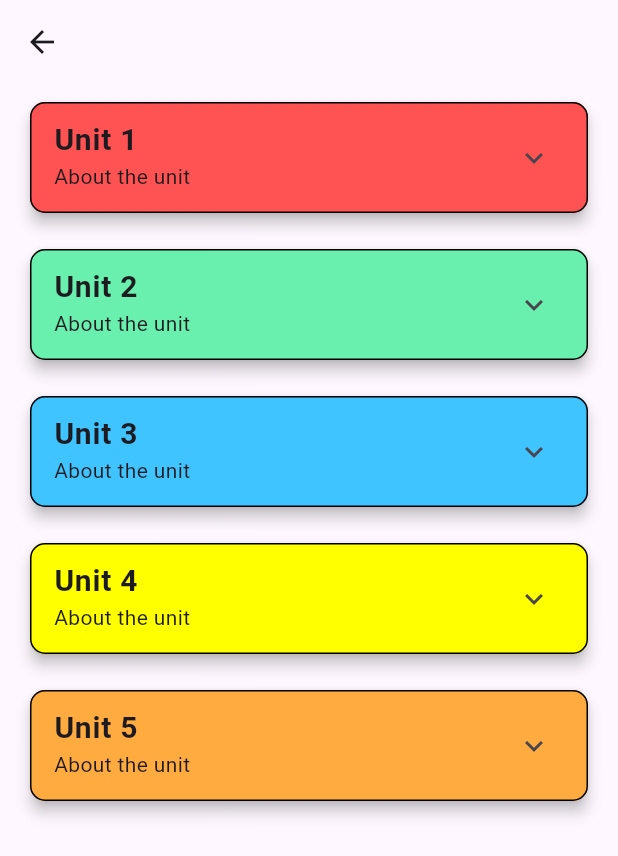
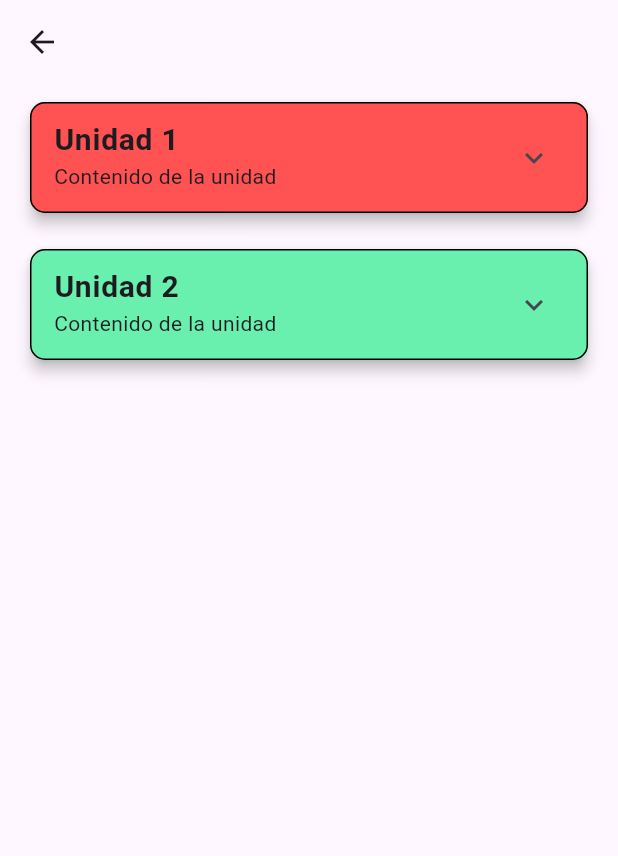
Before and after one commit to AugmentedFocus/AugmentedFocus, a Flutter app: the UnitsScreen screen opened directly with empty values, on a phone screen of 412 x 824 dp. Shown: the top 856 px of the screen. Run offline on Flutter 3.47's test engine with Material 3 defaults, Android fonts, the phone set to English and light mode, and no system bars; our stand-ins replace flutter_riverpod; missing offline and left inert: arcore_flutter_plugin.

Commit message:
Updated units_screen

```diff
--- a/lib/screens/courses/units_screen.dart
+++ b/lib/screens/courses/units_screen.dart
@@ -10,30 +10,15 @@ class UnitsScreen extends StatelessWidget {
 
   @override
   Widget build(BuildContext context) {
-    final List<String> units = ["Unit 1", "Unit 2", "Unit 3", "Unit 4", "Unit 5"];
+    final List<String> units = ["Unidad 1", "Unidad 2"];
     final Map<String, List<String>> topicsByUnit = {
-      "Unit 1": ["Topic 1", "Topic 2", "Topic 3", "Topic 4"],
-      "Unit 2": ["Topic 1", "Topic 2", "Topic 3"],
-      "Unit 3": ["Topic 1", "Topic 2"],
-      "Unit 4": ["Topic 1", "Topic 2", "Topic 3", "Topic 4"],
-      "Unit 5": ["Topic 1", "Topic 2", "Topic 3"],
-    };
-    final Map<String, List<String>> activitiesByTopic = {
-      "Topic 1": ["Activity 1", "Activity 2", "Activity 3", "Activity 4"],
-      "Topic 2": ["Activity 1", "Activity 2"],
-      "Topic 3": ["Activity 1", "Activity 2", "Activity 3"],
-      "Topic 4": ["Activity 1", "Activity 2", "Activity 3", "Activity 4"],
+      "Unidad 1": ["Sistema solar"],
+      "Unidad 2": ["Álgebra"],
     };
 
     final List<Color> colors = [
       Colors.redAccent,
       Colors.greenAccent,
-      Colors.lightBlueAccent,
-      Colors.yellowAccent,
-      Colors.orangeAccent,
-      Colors.purpleAccent,
-      Colors.tealAccent,
-      Colors.pinkAccent,
     ];
 
     return Scaffold(
@@ -46,8 +31,6 @@ class UnitsScreen extends StatelessWidget {
           final unitTitle = units[index];
           final topics = topicsByUnit[unitTitle] ?? [];
           final unitColor = colors[index % colors.length];
-          final topicColor = Colors.white.withOpacity(0.5);
-          final activityColor = Colors.white.withOpacity(0.4);
 
           return Padding(
             padding: const EdgeInsets.symmetric(vertical: 8.0, horizontal: 16.0),
@@ -63,61 +46,38 @@ class UnitsScreen extends StatelessWidget {
                   unitTitle,
                   style: const TextStyle(fontSize: 20, fontWeight: FontWeight.bold),
                 ),
-                subtitle: const Text('About the unit'),
+                subtitle: const Text('Contenido de la unidad'),
                 children: topics.map((topic) {
-                  final activities = activitiesByTopic[topic] ?? [];
-
                   return Padding(
                     padding: const EdgeInsets.symmetric(horizontal: 8.0, vertical: 4.0),
                     child: Card(
-                      color: topicColor,
-                      child: ExpansionTile(
+                      color: Colors.white.withOpacity(0.5),
+                      child: ListTile(
                         title: Text(topic),
-                        subtitle: const Text('About the topic'),
-                        children: activities.map((activity) {
-                          return ListTile(
-                            tileColor: activityColor,
-                            title: Text(activity),
+                        subtitle: const Text("Actividad 1"),
                         onTap: () {
-                              // Checking specific conditions for Unit 1, Topic 1
-                              if (unitTitle == "Unit 1" && topic == "Topic 1") {
-                                // For Unit 1, Topic 1, open ActivitiesScreen for Activity 1 and Activity 2
-                                if (activity == "Activity 1") {
+                          if (unitTitle == "Unidad 1") {
                             Navigator.push(
                               context,
                               MaterialPageRoute(
                                 builder: (context) => ActivitiesScreen(
                                   topicTitle: topic,
-                                        activityTitle: activity,
+                                  activityTitle: "Actividad 1",
                                 ),
                               ),
                             );
-                                } else {
+                          } else if (unitTitle == "Unidad 2") {
                             Navigator.push(
                               context,
                               MaterialPageRoute(
                                 builder: (context) => ActivitiesScreenMath(
                                   topicTitle: topic,
-                                        activityTitle: activity,
-                                      ),
-                                    ),
-                                  );
-                                }
-                              } else {
-                                // For other activities, open ActivitiesScreenMath
-                                Navigator.push(
-                                  context,
-                                  MaterialPageRoute(
-                                    builder: (context) => ActivitiesScreenMath(
-                                      topicTitle: topic,
-                                      activityTitle: activity,
+                                  activityTitle: "Actividad 1",
                                 ),
                               ),
                             );
                           }
                         },
-                          );
-                        }).toList(),
                       ),
                     ),
                   );
```
Lines whose indentation alone changed are shown as unchanged.
